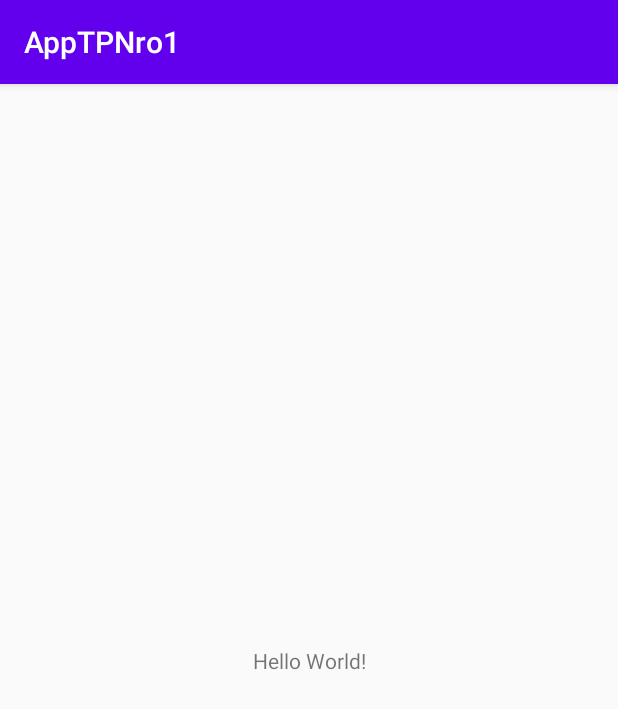
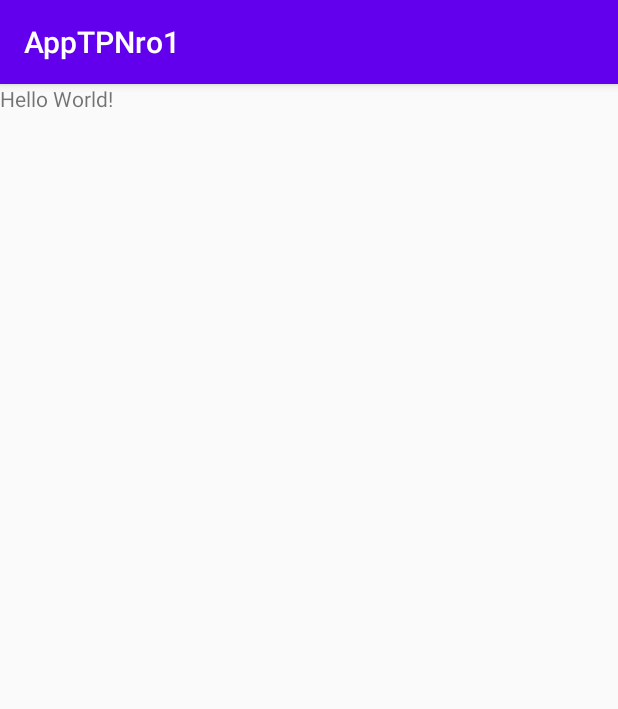
Before and after one commit to MartEsc/AppTPNro1, an Android app: the screen it shows after launch (MainActivity), on a phone screen of 412 x 824 dp. Shown: the top 709 px of the screen. Run offline under Robolectric (Android 15) with nearby library versions, the phone set to English and light mode, and no system bars.

Commit message:
Push prueba layout
Push prueba layout

```diff
--- a/app/src/main/res/layout/activity_main.xml
+++ b/app/src/main/res/layout/activity_main.xml
@@ -1,18 +1,15 @@
 <?xml version="1.0" encoding="utf-8"?>
-<android.support.constraint.ConstraintLayout xmlns:android="http://schemas.android.com/apk/res/android"
+<LinearLayout xmlns:android="http://schemas.android.com/apk/res/android"
     xmlns:app="http://schemas.android.com/apk/res-auto"
     xmlns:tools="http://schemas.android.com/tools"
     android:layout_width="match_parent"
     android:layout_height="match_parent"
+    android:orientation="vertical"
     tools:context=".MainActivity">
 
     <TextView
         android:layout_width="wrap_content"
         android:layout_height="wrap_content"
-        android:text="Hello World!"
-        app:layout_constraintBottom_toBottomOf="parent"
-        app:layout_constraintLeft_toLeftOf="parent"
-        app:layout_constraintRight_toRightOf="parent"
-        app:layout_constraintTop_toTopOf="parent" />
+        android:text="Hello World!" />
 
-</android.support.constraint.ConstraintLayout>
+</LinearLayout>
--- /dev/null
+++ b/app/src/main/res/values/dimensions.xml
@@ -0,0 +1,2 @@
+<?xml version="1.0" encoding="utf-8"?>
+<resources></resources>
```
